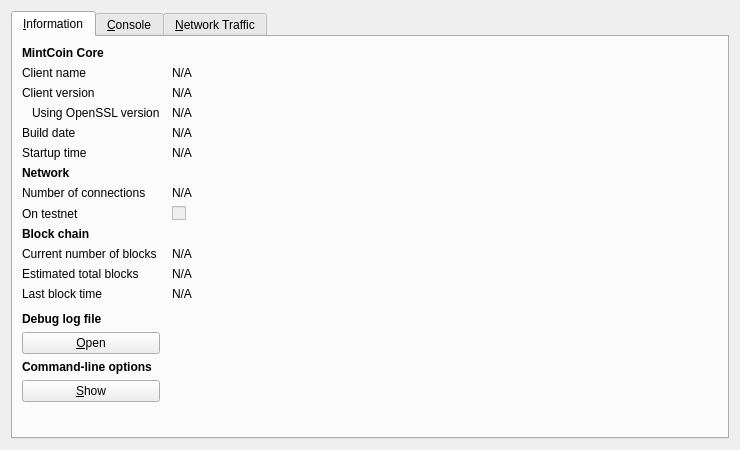
The window that src/qt/forms/rpcconsole.ui (MintcoinCommunity/Mintcoin-Desktop-Wallet) describes before a commit, drawn with Qt 5.
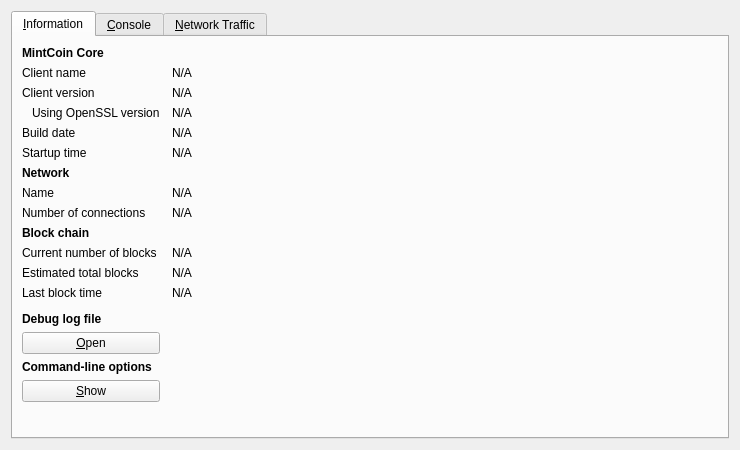
The same window after the commit. Icons and pictures are not drawn. Custom widgets are drawn as their Qt base class.

Commit message:
Bitcoin-Qt: add testnet check and icon to intro dialog
qt: Treat regtest as testnet

No need to do anything special in the GUI for regtest mode,
but do treat it at testnet not mainnet to prevent confusion.

BTC Commit(s):
2ea980a77cc28374a55aa1fdce953f9b570e0857
d9baa28f92603f8c26a50c6165234861deb6b536

```diff
--- a/src/qt/forms/rpcconsole.ui
+++ b/src/qt/forms/rpcconsole.ui
@@ -172,14 +172,14 @@
         </widget>
        </item>
        <item row="7" column="0">
-        <widget class="QLabel" name="label_7">
+        <widget class="QLabel" name="label_8">
          <property name="text">
-          <string>Number of connections</string>
+          <string>Name</string>
          </property>
         </widget>
        </item>
        <item row="7" column="1">
-        <widget class="QLabel" name="numberOfConnections">
+        <widget class="QLabel" name="networkName">
          <property name="cursor">
           <cursorShape>IBeamCursor</cursorShape>
          </property>
@@ -195,19 +195,25 @@
         </widget>
        </item>
        <item row="8" column="0">
-        <widget class="QLabel" name="label_8">
+        <widget class="QLabel" name="label_7">
          <property name="text">
-          <string>On testnet</string>
+          <string>Number of connections</string>
          </property>
         </widget>
        </item>
        <item row="8" column="1">
-        <widget class="QCheckBox" name="isTestNet">
-         <property name="enabled">
-          <bool>false</bool>
+        <widget class="QLabel" name="numberOfConnections">
+         <property name="cursor">
+          <cursorShape>IBeamCursor</cursorShape>
          </property>
          <property name="text">
-          <string/>
+          <string>N/A</string>
+         </property>
+         <property name="textFormat">
+          <enum>Qt::PlainText</enum>
+         </property>
+         <property name="textInteractionFlags">
+          <set>Qt::LinksAccessibleByMouse|Qt::TextSelectableByKeyboard|Qt::TextSelectableByMouse</set>
          </property>
         </widget>
        </item>
```
The commit also changes 8 other files.
